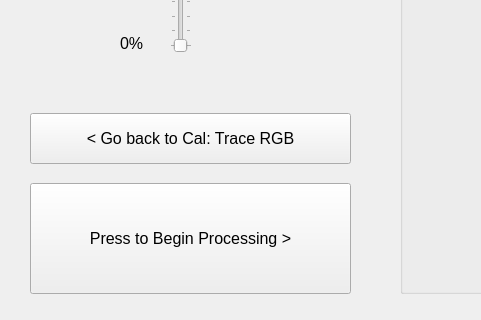
Before: the Qt Designer form src/sat/template_page.ui in alexandropinion/spectrum-analyzer-tool-group4, drawn with Qt 5; both pictures show x 0 to 481 and y 507 to 827 of the 1282 by 827 pixel window.
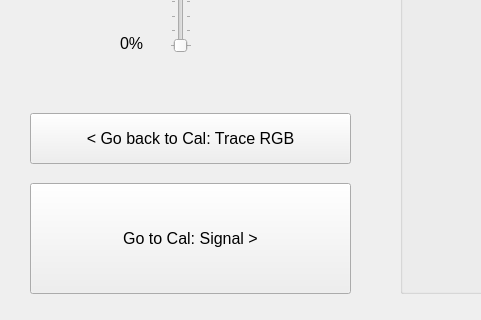
After: the same form once the commit is applied.

Commit message:
Add signal_page
Add fourth window for selecting signal metrics during calibration

```diff
--- a/src/sat/template_page.ui
+++ b/src/sat/template_page.ui
@@ -119,7 +119,7 @@
      </font>
     </property>
     <property name="text">
-     <string>Press to Begin Processing &gt;</string>
+     <string>Go to Cal: Signal &gt;</string>
     </property>
    </widget>
    <widget class="QPushButton" name="templateBackBtn">
```
Left out of the diff: 2 changed lines with no effect on the pictures. The commit also changes 12 other files.
